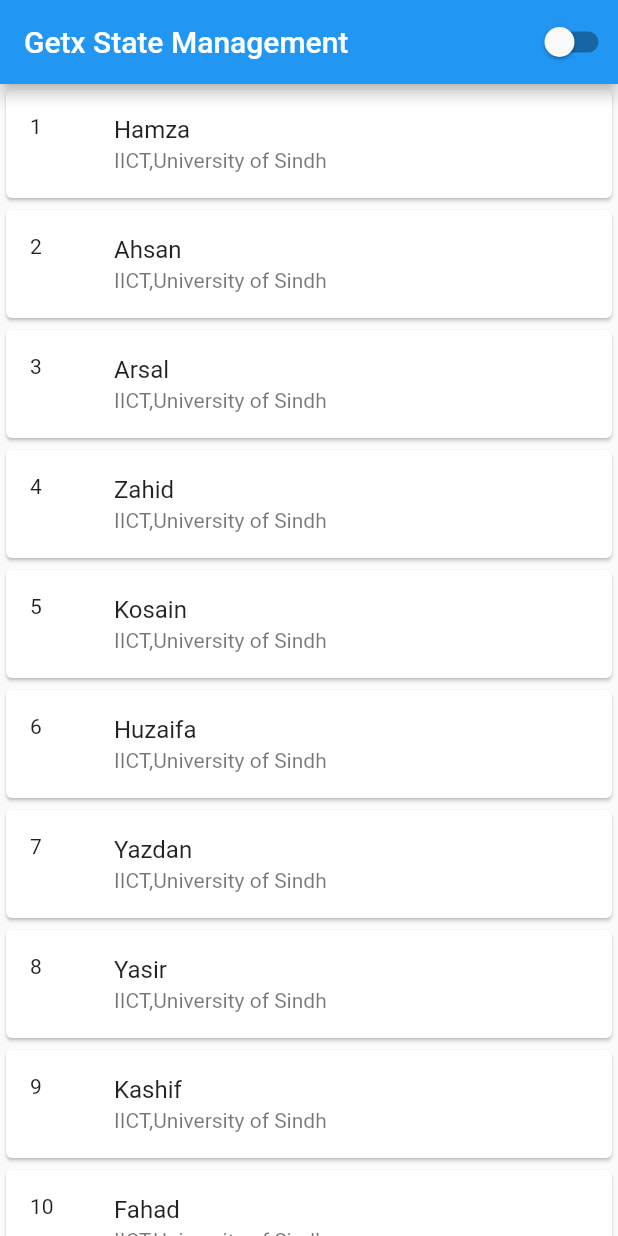
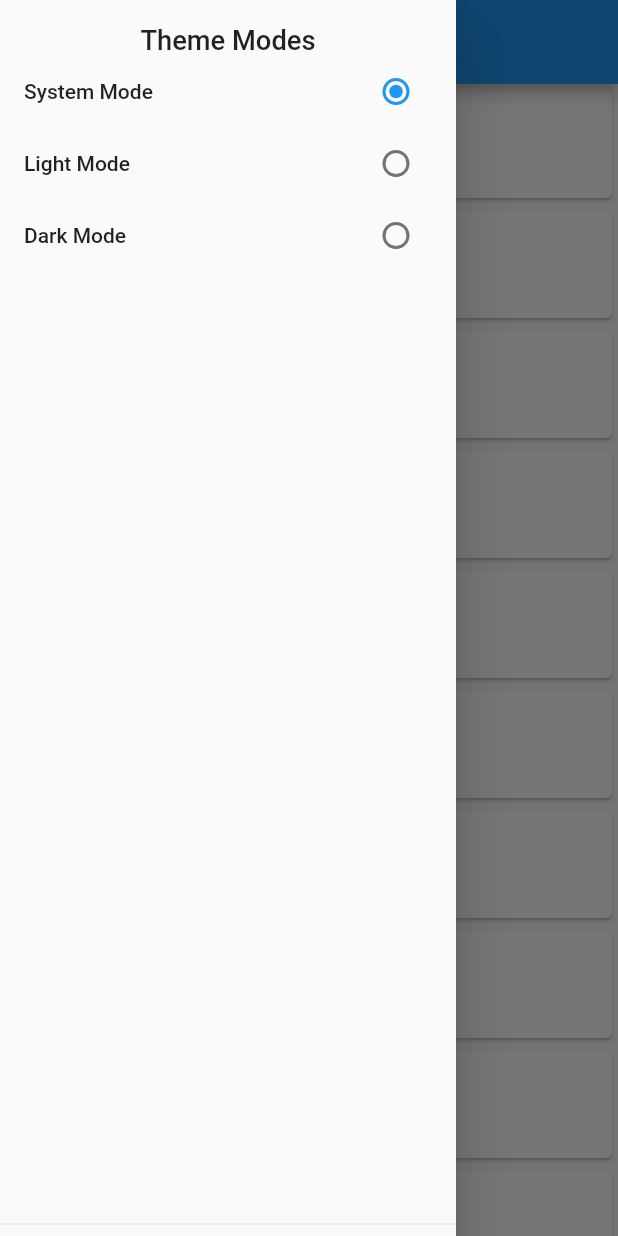
Before and after one commit to Mehar-IT/getx_statemanagement, a Flutter app: the screen it shows after launch, with the side drawer open (before the commit the screen has no drawer), on a phone screen of 412 x 824 dp. Run offline on Flutter 3.47's test engine with Material 2 defaults, Android fonts, the phone set to English and light mode, and no system bars; our stand-ins replace get.

Commit message:
Theme modes added

```diff
--- a/lib/controller/themeController.dart
+++ b/lib/controller/themeController.dart
@@ -2,14 +2,16 @@ import 'package:flutter/material.dart';
 import 'package:get/get.dart';
 
 class ThemeController extends GetxController {
-  RxBool _theme = false.obs;
-  RxBool get theme => _theme;
+  RxInt _theme = 1.obs;
+  RxInt get theme => _theme;
 
   void changeTheme() {
-    _theme.value = !_theme.value;
-
-    Get.isDarkMode
-        ? Get.changeThemeMode(ThemeMode.light)
-        : Get.changeThemeMode(ThemeMode.dark);
+    if (_theme.value == 1) {
+      Get.changeThemeMode(ThemeMode.system);
+    } else if (_theme.value == 2) {
+      Get.changeThemeMode(ThemeMode.light);
+    } else {
+      Get.changeThemeMode(ThemeMode.dark);
+    }
   }
 }
--- a/lib/main.dart
+++ b/lib/main.dart
@@ -1,8 +1,8 @@
 import 'package:flutter/material.dart';
 import 'package:get/get.dart';
-import 'package:test1/controller/themeController.dart';
 import 'package:test1/widgets/theme.dart';
 import 'pages/listscreen.dart';
+import 'package:test1/widgets/myDrawer.dart';
 
 void main() {
   runApp(MyApp());
@@ -12,7 +12,6 @@ class MyApp extends StatelessWidget {
   @override
   Widget build(BuildContext context) {
     return GetMaterialApp(
-      themeMode: ThemeMode.light,
       theme: MyTheme.lightTheme,
       darkTheme: MyTheme.darkTheme,
       debugShowCheckedModeBanner: false,
@@ -26,17 +25,9 @@ class MyData extends StatelessWidget {
   @override
   Widget build(BuildContext context) {
     return Scaffold(
+      drawer: MyDrawer(),
       appBar: AppBar(
         title: Text('Getx State Management'),
-        actions: [
-          GetX<ThemeController>(
-              init: ThemeController(),
-              builder: (controller) => Switch(
-                  value: controller.theme.value,
-                  onChanged: (bool value) {
-                    controller.changeTheme();
-                  }))
-        ],
       ),
       body: MyList(),
     );
--- a/lib/pages/detailScreen.dart
+++ b/lib/pages/detailScreen.dart
@@ -1,7 +1,6 @@
 import 'package:flutter/material.dart';
-import 'package:get/get.dart';
-import 'package:test1/controller/themeController.dart';
 import 'package:test1/model/data.dart';
+import 'package:test1/widgets/myDrawer.dart';
 
 class StudentDetail extends StatelessWidget {
   final Data student;
@@ -10,16 +9,8 @@ class StudentDetail extends StatelessWidget {
   @override
   Widget build(BuildContext context) {
     return Scaffold(
+      drawer: MyDrawer(),
       appBar: AppBar(
-        actions: [
-          GetX<ThemeController>(
-              init: ThemeController(),
-              builder: (controller) => Switch(
-                  value: controller.theme.value,
-                  onChanged: (bool value) {
-                    controller.changeTheme();
-                  }))
-        ],
         title: Text('Student Detail'),
       ),
       body: Center(
--- /dev/null
+++ b/lib/widgets/myDrawer.dart
@@ -0,0 +1,63 @@
+import 'package:flutter/material.dart';
+import 'package:get/get.dart';
+import 'package:test1/controller/themeController.dart';
+
+class MyDrawer extends StatelessWidget {
+  const MyDrawer({
+    Key key,
+  }) : super(key: key);
+
+  @override
+  Widget build(BuildContext context) {
+    return Drawer(
+        child: DrawerHeader(
+            child: GetX<ThemeController>(
+                init: ThemeController(),
+                builder: (controller) {
+                  return Column(
+                    children: [
+                      Text(
+                        'Theme Modes',
+                        textScaleFactor: 1.3,
+                      ),
+                      Row(
+                          mainAxisAlignment: MainAxisAlignment.spaceBetween,
+                          children: [
+                            Text('System Mode'),
+                            Radio(
+                                value: 1,
+                                groupValue: controller.theme.value,
+                                onChanged: (value) {
+                                  controller.theme.value = value;
+                                  controller.changeTheme();
+                                })
+                          ]),
+                      Row(
+                          mainAxisAlignment: MainAxisAlignment.spaceBetween,
+                          children: [
+                            Text('Light Mode'),
+                            Radio(
+                                value: 2,
+                                groupValue: controller.theme.value,
+                                onChanged: (value) {
+                                  controller.theme.value = value;
+                                  controller.changeTheme();
+                                })
+                          ]),
+                      Row(
+                          mainAxisAlignment: MainAxisAlignment.spaceBetween,
+                          children: [
+                            Text('Dark Mode'),
+                            Radio(
+                                value: 3,
+                                groupValue: controller.theme.value,
+                                onChanged: (value) {
+                                  controller.theme.value = value;
+                                  controller.changeTheme();
+                                })
+                          ])
+                    ],
+                  );
+                })));
+  }
+}
```
